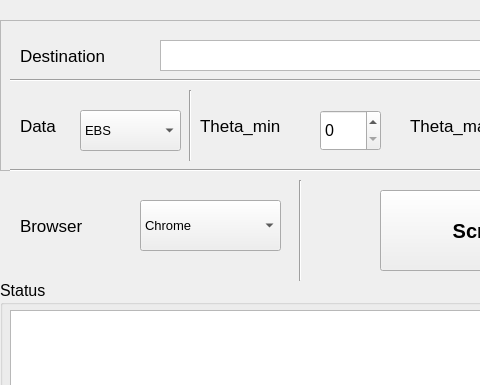
Qt form MainWindows.ui (khoirulmuzakka/Scrapper-IBANDL) before a commit; both pictures show x 0 to 480 and y 0 to 385 of the 978 by 664 pixel window.
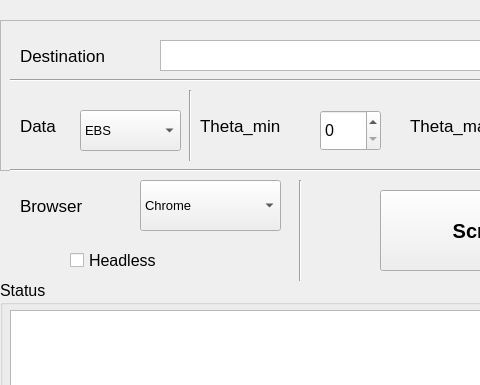
The same form after that commit.

Commit message: Added headless option

Patch:
```diff
--- a/MainWindows.ui
+++ b/MainWindows.ui
@@ -495,7 +495,7 @@
     <property name="geometry">
      <rect>
       <x>140</x>
-      <y>200</y>
+      <y>180</y>
       <width>141</width>
       <height>51</height>
      </rect>
@@ -523,7 +523,7 @@
     <property name="geometry">
      <rect>
       <x>20</x>
-      <y>200</y>
+      <y>180</y>
       <width>121</width>
       <height>51</height>
      </rect>
@@ -537,6 +537,24 @@
      <string>Browser</string>
     </property>
    </widget>
+   <widget class="QCheckBox" name="checkBox">
+    <property name="geometry">
+     <rect>
+      <x>70</x>
+      <y>250</y>
+      <width>161</width>
+      <height>20</height>
+     </rect>
+    </property>
+    <property name="font">
+     <font>
+      <pointsize>12</pointsize>
+     </font>
+    </property>
+    <property name="text">
+     <string>Headless</string>
+    </property>
+   </widget>
    <zorder>frame</zorder>
    <zorder>groupBox</zorder>
    <zorder>textEdit</zorder>
```
Left out of the diff: 1 changed line with no effect on the pictures. The commit also changes 2 other files.
